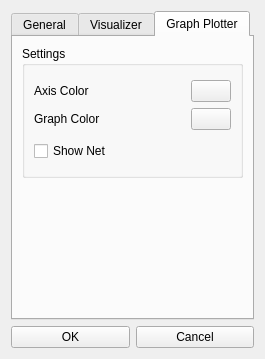
Above: DCGUI/Windows/SettingsDialog.ui from DanielZorin/DataCenters before the change. Below: the same form after it.
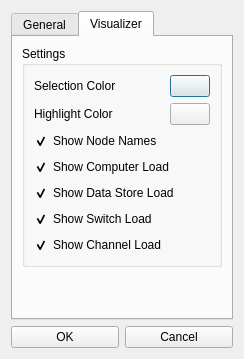
That is the form after the change. Icons and pictures are not drawn.

Diff of the .ui file:
```diff
--- a/DCGUI/Windows/SettingsDialog.ui
+++ b/DCGUI/Windows/SettingsDialog.ui
@@ -36,14 +36,14 @@
     <normaloff>:/pics/pics/settings.png</normaloff>:/pics/pics/settings.png</iconset>
   </property>
   <property name="styleSheet">
-   <string notr="true">QWidget, QMenuBar::item {
+   <string notr="true">QWidget, QMenuBar::item, QHeaderView::section {
 	background-color: qlineargradient(x1: 0, y1: 0, x2: 0, y2: 1,
-                                      stop: 0 #c5d8ef, stop: 1 #89a5c3);
+                                      stop: 0 #a0a0a0, stop: 1 #f0f0f0);
 }
 
-QLabel, QSlider {
+QLabel, QSlider, QCheckBox {
 	background-color: transparent;
-}a</string>
+}</string>
   </property>
   <property name="locale">
    <locale language="English" country="UnitedStates"/>
@@ -60,7 +60,7 @@
      <item>
       <widget class="QTabWidget" name="tabWidget">
        <property name="currentIndex">
-        <number>2</number>
+        <number>1</number>
        </property>
        <property name="elideMode">
         <enum>Qt::ElideNone</enum>
@@ -318,128 +318,6 @@
          </item>
         </layout>
        </widget>
-       <widget class="QWidget" name="tab_2">
-        <attribute name="icon">
-         <iconset resource="resources.qrc">
-          <normaloff>:/pics/pics/chart.png</normaloff>:/pics/pics/chart.png</iconset>
-        </attribute>
-        <attribute name="title">
-         <string>Graph Plotter</string>
-        </attribute>
-        <layout class="QVBoxLayout" name="verticalLayout_3">
-         <item>
-          <widget class="QGroupBox" name="groupBox_2">
-           <property name="sizePolicy">
-            <sizepolicy hsizetype="Expanding" vsizetype="Expanding">
-             <horstretch>0</horstretch>
-             <verstretch>0</verstretch>
-            </sizepolicy>
-           </property>
-           <property name="minimumSize">
-            <size>
-             <width>0</width>
-             <height>0</height>
-            </size>
-           </property>
-           <property name="maximumSize">
-            <size>
-             <width>16777215</width>
-             <height>16777215</height>
-            </size>
-           </property>
-           <property name="title">
-            <string>Settings</string>
-           </property>
-           <layout class="QVBoxLayout" name="verticalLayout_9">
-            <item>
-             <layout class="QHBoxLayout" name="horizontalLayout_8">
-              <item>
-               <layout class="QVBoxLayout" name="verticalLayout_7">
-                <item>
-                 <widget class="QLabel" name="label_5">
-                  <property name="sizePolicy">
-                   <sizepolicy hsizetype="Expanding" vsizetype="Preferred">
-                    <horstretch>0</horstretch>
-                    <verstretch>0</verstretch>
-                   </sizepolicy>
-                  </property>
-                  <property name="maximumSize">
-                   <size>
-                    <width>16777215</width>
-                    <height>25</height>
-                   </size>
-                  </property>
-                  <property name="text">
-                   <string>Axis Color</string>
-                  </property>
-                 </widget>
-                </item>
-                <item>
-                 <widget class="QLabel" name="label_6">
-                  <property name="sizePolicy">
-                   <sizepolicy hsizetype="Expanding" vsizetype="Preferred">
-                    <horstretch>0</horstretch>
-                    <verstretch>0</verstretch>
-                   </sizepolicy>
-                  </property>
-                  <property name="maximumSize">
-                   <size>
-                    <width>16777215</width>
-                    <height>25</height>
-                   </size>
-                  </property>
-                  <property name="text">
-                   <string>Graph Color</string>
-                  </property>
-                 </widget>
-                </item>
-               </layout>
-              </item>
-              <item>
-               <layout class="QVBoxLayout" name="verticalLayout_5">
-                <item>
-                 <widget class="QPushButton" name="axis">
-                  <property name="text">
-                   <string/>
-                  </property>
-                 </widget>
-                </item>
-                <item>
-                 <widget class="QPushButton" name="graph">
-                  <property name="text">
-                   <string/>
-                  </property>
-                 </widget>
-                </item>
-               </layout>
-              </item>
-             </layout>
-            </item>
-            <item>
-             <widget class="QCheckBox" name="net">
-              <property name="text">
-               <string>Show Net</string>
-              </property>
-             </widget>
-            </item>
-           </layout>
-          </widget>
-         </item>
-         <item>
-          <spacer name="verticalSpacer_2">
-           <property name="orientation">
-            <enum>Qt::Vertical</enum>
-           </property>
-           <property name="sizeHint" stdset="0">
-            <size>
-             <width>20</width>
-             <height>40</height>
-            </size>
-           </property>
-          </spacer>
-         </item>
-        </layout>
-       </widget>
       </widget>
      </item>
      <item>
```
Left out of the diff: 32 changed lines with no effect on the pictures.
